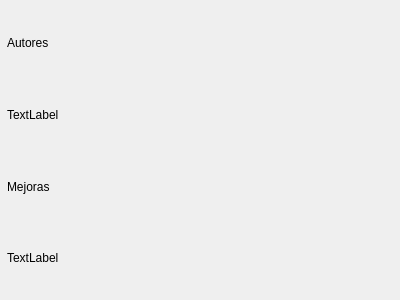
Qt form Practica-pei/Codigo/Vista-qt/Acerca_de/Acerca_de.ui (bl4ckf4lk0n/PEI_GTK-QT) before a commit.
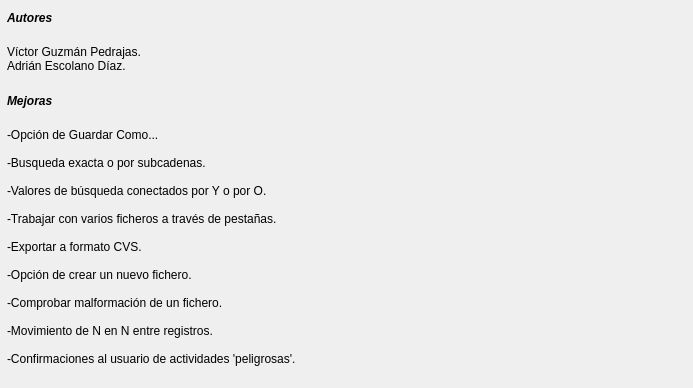
The same form after that commit.

Commit message: Acerca de creado más algunos fallos solucionados

The edit to the form file:
```diff
--- a/Practica-pei/Codigo/Vista-qt/Acerca_de/Acerca_de.ui
+++ b/Practica-pei/Codigo/Vista-qt/Acerca_de/Acerca_de.ui
@@ -6,48 +6,89 @@
    <rect>
     <x>0</x>
     <y>0</y>
-    <width>400</width>
-    <height>300</height>
+    <width>693</width>
+    <height>388</height>
    </rect>
   </property>
   <property name="windowTitle">
    <string>Dialog</string>
   </property>
-  <widget class="QWidget" name="">
+  <widget class="QWidget" name="layoutWidget">
    <property name="geometry">
     <rect>
      <x>7</x>
      <y>10</y>
-     <width>381</width>
-     <height>281</height>
+     <width>678</width>
+     <height>370</height>
     </rect>
    </property>
    <layout class="QGridLayout" name="gridLayout">
     <item row="0" column="0">
      <widget class="QLabel" name="label">
+      <property name="font">
+       <font>
+        <weight>75</weight>
+        <italic>true</italic>
+        <bold>true</bold>
+        <underline>false</underline>
+        <strikeout>false</strikeout>
+        <kerning>true</kerning>
+       </font>
+      </property>
+      <property name="autoFillBackground">
+       <bool>false</bool>
+      </property>
       <property name="text">
-       <string>Autores</string>
+       <string>Autores
+</string>
       </property>
      </widget>
     </item>
     <item row="1" column="0">
      <widget class="QLabel" name="LB_Autores">
       <property name="text">
-       <string>TextLabel</string>
+       <string>Víctor Guzmán Pedrajas.
+Adrián Escolano Díaz.
+</string>
       </property>
      </widget>
     </item>
     <item row="2" column="0">
      <widget class="QLabel" name="label_2">
+      <property name="font">
+       <font>
+        <weight>75</weight>
+        <italic>true</italic>
+        <bold>true</bold>
+       </font>
+      </property>
       <property name="text">
-       <string>Mejoras</string>
+       <string>Mejoras
+</string>
       </property>
      </widget>
     </item>
     <item row="3" column="0">
      <widget class="QLabel" name="LB_Mejoras">
       <property name="text">
-       <string>TextLabel</string>
+       <string>-Opción de Guardar Como...
+
+-Busqueda exacta o por subcadenas.
+
+-Valores de búsqueda conectados por Y o por O.
+
+-Trabajar con varios ficheros a través de pestañas.
+
+-Exportar a formato CVS.
+
+-Opción de crear un nuevo fichero.
+
+-Comprobar malformación de un fichero.
+
+-Movimiento de N en N entre registros.
+
+-Confirmaciones al usuario de actividades 'peligrosas'.
+</string>
       </property>
      </widget>
     </item>
```
Left out of the diff: 2 changed lines with no effect on the pictures. The commit also changes 11 other files.
